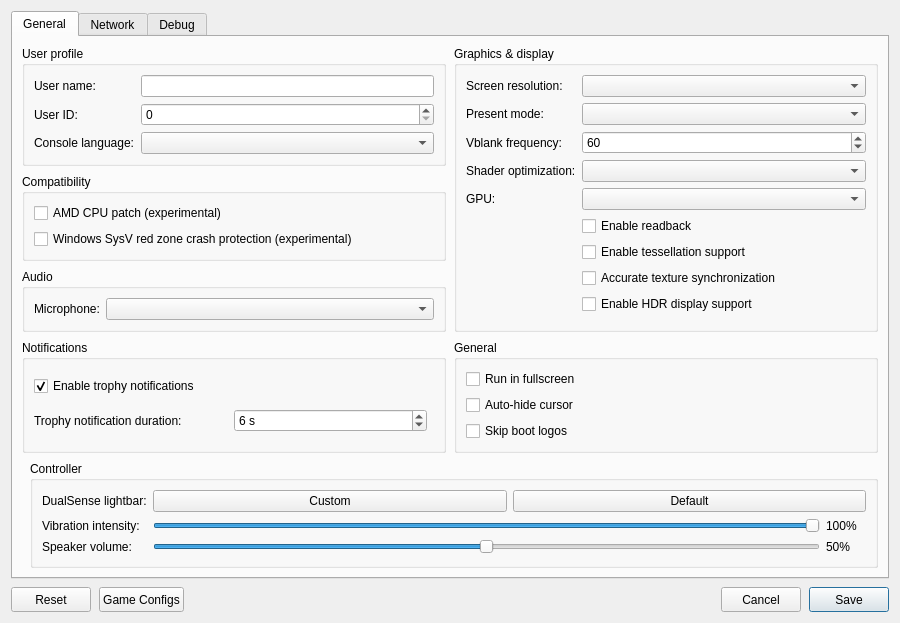
First picture: the form in src/launcher/forms/configuration_edit_dialog.ui, repository ChiefChriss/KytyPS5-UFC, before the edit.
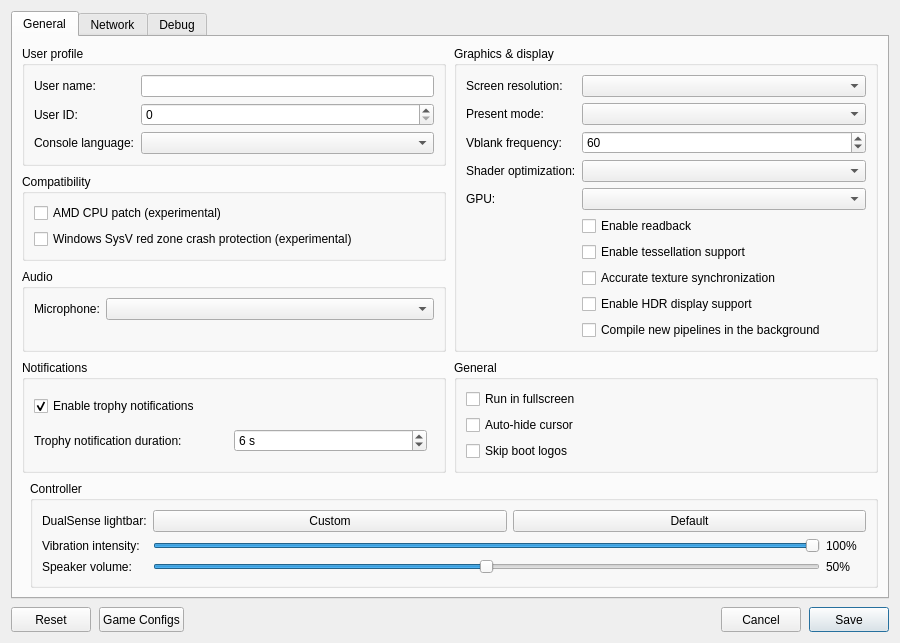
Second picture: the form after the edit. Custom widgets are drawn as their Qt base class.

Commit message: graphics: create new pipelines in the background and skip their draws

What changed in the file:
```diff
--- a/src/launcher/forms/configuration_edit_dialog.ui
+++ b/src/launcher/forms/configuration_edit_dialog.ui
@@ -186,6 +186,12 @@
               <property name="text"><string>Enable HDR display support</string></property>
              </widget>
             </item>
+            <item row="9" column="1">
+             <widget class="QCheckBox" name="checkBox_async_pipelines">
+              <property name="toolTip"><string>Compile new pipelines in the background and skip the draws that need them meanwhile: an object may appear a moment late the first time it is seen, instead of the game stuttering.</string></property>
+              <property name="text"><string>Compile new pipelines in the background</string></property>
+             </widget>
+            </item>
            </layout>
           </widget>
          </item>
```
The commit also changes 12 other files.
